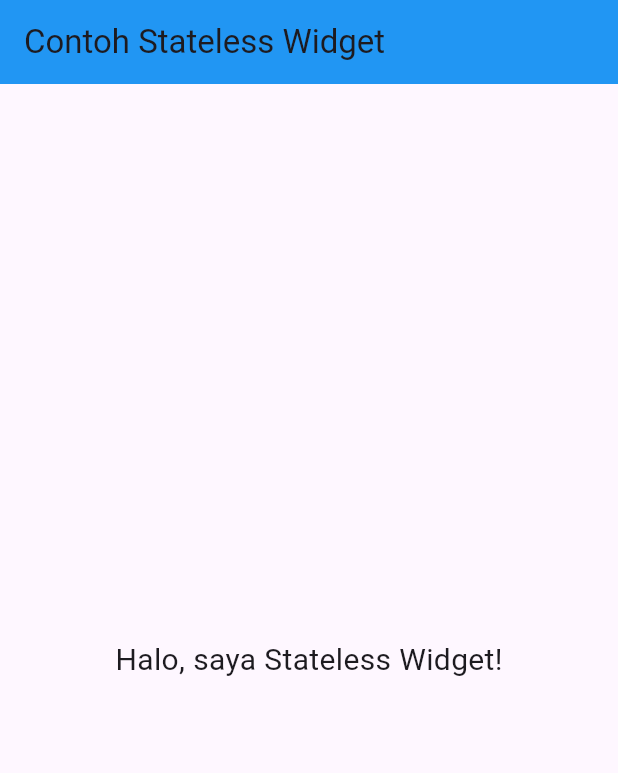
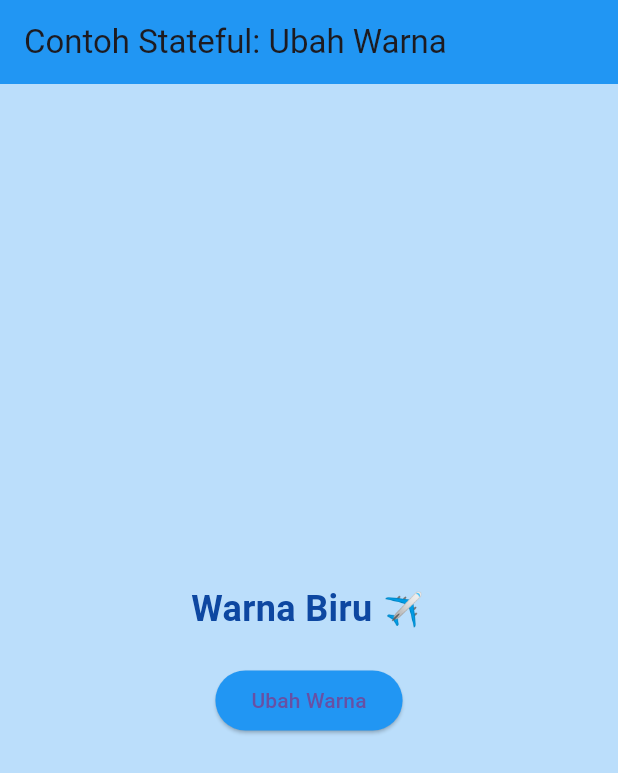
Before and after one commit to dzulfikar05/pmr-mob-dart, a Flutter app: the screen it shows after launch, on a phone screen of 412 x 824 dp. Shown: the top 773 px of the screen. Run offline on Flutter 3.47's test engine with Material 3 defaults, Android fonts, the light colour scheme and no system bars.

Commit message:
contoh stateful

```diff
--- a/pertemuan7/pertemuan_tujuh/lib/main.dart
+++ b/pertemuan7/pertemuan_tujuh/lib/main.dart
@@ -1,24 +1,58 @@
 import 'package:flutter/material.dart';
 
 void main() {
-  runApp(const MyStatelessApp());
+  runApp(const GantiWarnaApp());
 }
 
-class MyStatelessApp extends StatelessWidget {
-  const MyStatelessApp({super.key});
+class GantiWarnaApp extends StatefulWidget {
+  const GantiWarnaApp({super.key});
+
+  @override
+  State<GantiWarnaApp> createState() => _GantiWarnaAppState();
+}
+
+class _GantiWarnaAppState extends State<GantiWarnaApp> {
+  // state untuk menentukan warna & teks
+  bool _isBlue = true;
+
+  void _ubahWarna() {
+    setState(() {
+      // ubah nilai state
+      _isBlue = !_isBlue;
+    });
+  }
 
   @override
   Widget build(BuildContext context) {
     return MaterialApp(
       home: Scaffold(
+        backgroundColor: _isBlue ? Colors.blue[100] : Colors.pink[100],
         appBar: AppBar(
-          title: const Text('Contoh Stateless Widget'),
-          backgroundColor: Colors.blue,
+          title: const Text('Contoh Stateful: Ubah Warna'),
+          backgroundColor: _isBlue ? Colors.blue : Colors.pink,
         ),
-        body: const Center(
-          child: Text(
-            'Halo, saya Stateless Widget!',
-            style: TextStyle(fontSize: 20),
+        body: Center(
+          child: Column(
+            mainAxisAlignment: MainAxisAlignment.center,
+            children: [
+
+              Text(
+                _isBlue ? 'Warna Biru ✈️' : 'Warna Merah Muda 🌸',
+                style: TextStyle(
+                  fontSize: 24,
+                  color: _isBlue ? Colors.blue[900] : Colors.pink[900],
+                  fontWeight: FontWeight.bold,
+                ),
+              ),
+              const SizedBox(height: 20),
+              ElevatedButton(
+                onPressed: _ubahWarna,
+                style: ElevatedButton.styleFrom(
+                  backgroundColor: _isBlue ? Colors.blue : Colors.pink,
+                ),
+                child: const Text('Ubah Warna'),
+              ),
+            ],
           ),
         ),
       ),
```
